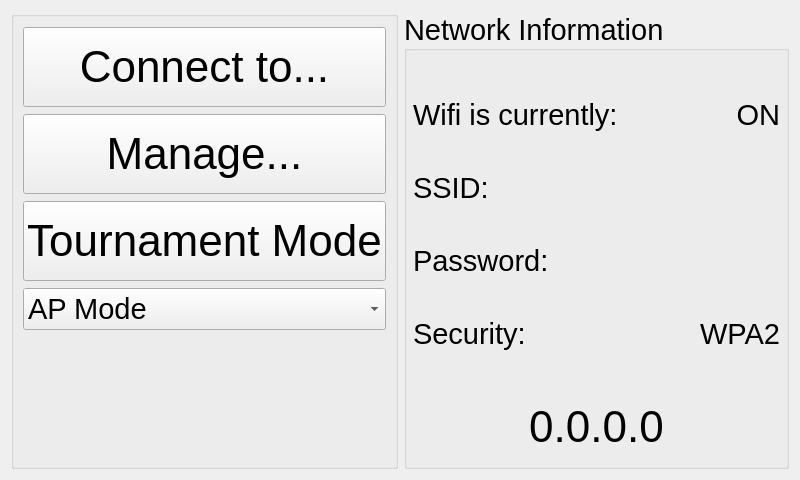
Qt form ui/NetworkSettingsWidget.ui (RyanPWebb/botui) before a commit.
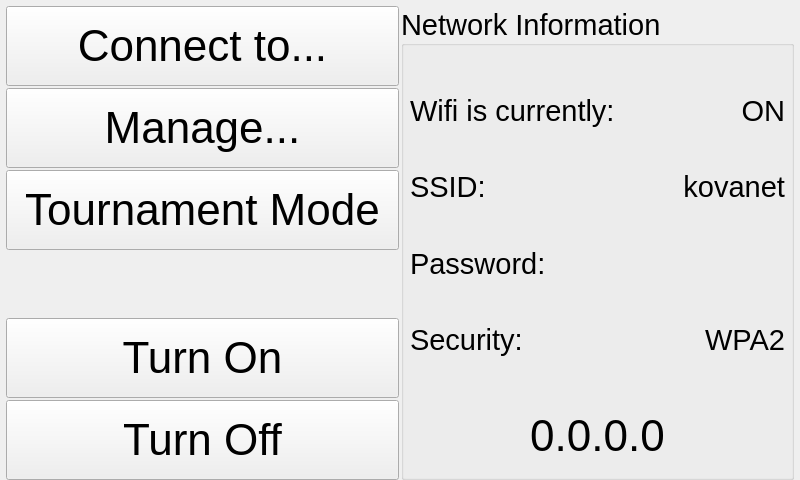
The same form after that commit. Icons and pictures are not drawn.

Diff of the .ui file:
```diff
--- a/ui/NetworkSettingsWidget.ui
+++ b/ui/NetworkSettingsWidget.ui
@@ -13,31 +13,28 @@
   <property name="windowTitle">
    <string>Network Settings</string>
   </property>
-  <layout class="QVBoxLayout" name="verticalLayout">
-   <item>
-    <layout class="QHBoxLayout" name="horizontalLayout_3">
-     <property name="sizeConstraint">
-      <enum>QLayout::SetFixedSize</enum>
-     </property>
-     <item>
-      <widget class="QGroupBox" name="ConnectionInfo">
-       <property name="font">
-        <font>
-         <pointsize>22</pointsize>
-        </font>
-       </property>
-       <property name="title">
-        <string/>
-       </property>
-       <property name="alignment">
-        <set>Qt::AlignLeading|Qt::AlignLeft|Qt::AlignVCenter</set>
-       </property>
        <layout class="QVBoxLayout" name="verticalLayout_3">
+   <property name="leftMargin">
+    <number>6</number>
+   </property>
+   <property name="topMargin">
+    <number>6</number>
+   </property>
+   <property name="rightMargin">
+    <number>6</number>
+   </property>
+   <property name="bottomMargin">
+    <number>0</number>
+   </property>
         <item>
-         <widget class="QPushButton" name="ConnectButton">
-          <property name="enabled">
-           <bool>true</bool>
-          </property>
+    <layout class="QHBoxLayout" name="horizontalLayout">
+     <property name="spacing">
+      <number>2</number>
+     </property>
+     <item>
+      <layout class="QVBoxLayout" name="verticalLayout">
+       <item>
+        <widget class="QPushButton" name="connect">
           <property name="minimumSize">
            <size>
             <width>0</width>
@@ -62,13 +59,10 @@
             <height>30</height>
            </size>
           </property>
-          <property name="checkable">
-           <bool>false</bool>
-          </property>
          </widget>
         </item>
         <item>
-         <widget class="QPushButton" name="ManageButton">
+        <widget class="QPushButton" name="manage">
           <property name="minimumSize">
            <size>
             <width>0</width>
@@ -96,7 +90,7 @@
          </widget>
         </item>
         <item>
-         <widget class="QPushButton" name="TournamentModeButton">
+        <widget class="QPushButton" name="tournamentMode">
           <property name="minimumSize">
            <size>
             <width>0</width>
@@ -114,54 +108,78 @@
          </widget>
         </item>
         <item>
-         <widget class="QComboBox" name="connectionModeSelect">
-          <property name="currentText">
-           <string extracomment="Connection Mode">AP Mode</string>
-          </property>
-          <property name="currentIndex">
-           <number>0</number>
-          </property>
-          <property name="maxVisibleItems">
-           <number>2</number>
-          </property>
-          <item>
-           <property name="text">
-            <string>AP Mode</string>
-           </property>
-          </item>
-          <item>
-           <property name="text">
-            <string>Client Mode</string>
-           </property>
-          </item>
-          <item>
-           <property name="text">
-            <string>Wifi Off</string>
-           </property>
-          </item>
-         </widget>
-        </item>
-        <item>
-         <spacer name="verticalSpacer_3">
+        <spacer name="verticalSpacer">
           <property name="orientation">
            <enum>Qt::Vertical</enum>
           </property>
-          <property name="sizeType">
-           <enum>QSizePolicy::Preferred</enum>
-          </property>
           <property name="sizeHint" stdset="0">
            <size>
             <width>20</width>
-            <height>125</height>
+           <height>40</height>
            </size>
           </property>
          </spacer>
         </item>
-       </layout>
-      </widget>
+       <item>
+        <widget class="QPushButton" name="turnOn">
+         <property name="minimumSize">
+          <size>
+           <width>0</width>
+           <height>80</height>
+          </size>
+         </property>
+         <property name="font">
+          <font>
+           <pointsize>33</pointsize>
+          </font>
+         </property>
+         <property name="text">
+          <string>Turn On</string>
+         </property>
+         <property name="icon">
+          <iconset resource="../rc/icons.qrc">
+           <normaloff>:/icons/fontawesome/regular/icons/fontawesome/regular/lightbulb.svg</normaloff>:/icons/fontawesome/regular/icons/fontawesome/regular/lightbulb.svg</iconset>
+         </property>
+         <property name="iconSize">
+          <size>
+           <width>30</width>
+           <height>30</height>
+          </size>
+         </property>
+        </widget>
+       </item>
+       <item>
+        <widget class="QPushButton" name="turnOff">
+         <property name="minimumSize">
+          <size>
+           <width>0</width>
+           <height>80</height>
+          </size>
+         </property>
+         <property name="font">
+          <font>
+           <pointsize>33</pointsize>
+          </font>
+         </property>
+         <property name="text">
+          <string>Turn Off</string>
+         </property>
+         <property name="icon">
+          <iconset resource="../rc/icons.qrc">
+           <normaloff>:/icons/fontawesome/solid/icons/fontawesome/solid/power-off.svg</normaloff>:/icons/fontawesome/solid/icons/fontawesome/solid/power-off.svg</iconset>
+         </property>
+         <property name="iconSize">
+          <size>
+           <width>30</width>
+           <height>30</height>
+          </size>
+         </property>
+        </widget>
+       </item>
+      </layout>
      </item>
      <item>
-      <widget class="QGroupBox" name="NetworkInfo">
+      <widget class="QGroupBox" name="groupBox">
        <property name="font">
         <font>
          <pointsize>22</pointsize>
@@ -227,7 +245,7 @@
          </layout>
         </item>
         <item>
-         <layout class="QHBoxLayout" name="SSIDHorizontal">
+         <layout class="QHBoxLayout" name="horizontalLayout_3">
           <item>
            <widget class="QLabel" name="ssidLabel">
             <property name="font">
@@ -248,7 +266,7 @@
              </font>
             </property>
             <property name="text">
-             <string/>
+             <string>kovanet</string>
             </property>
             <property name="alignment">
              <set>Qt::AlignRight|Qt::AlignTrailing|Qt::AlignVCenter</set>
```
Left out of the diff: 12 changed lines with no effect on the pictures. Lines whose indentation alone changed are shown as unchanged.
